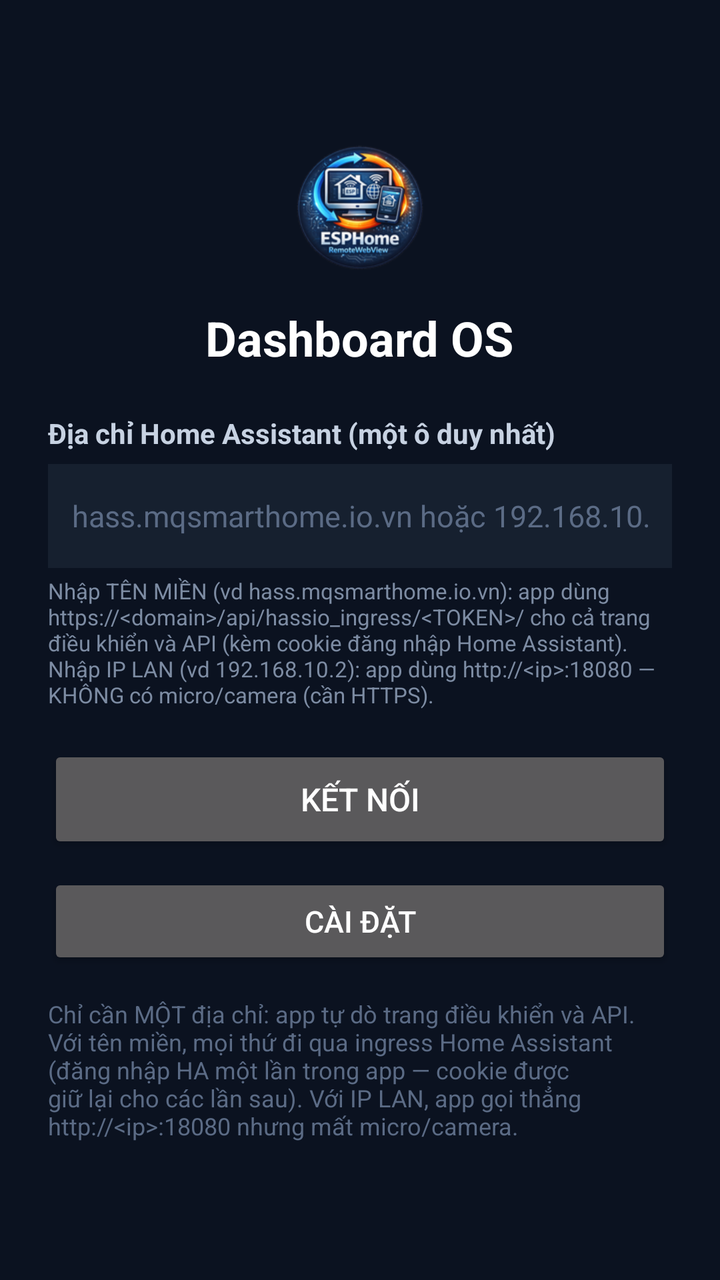
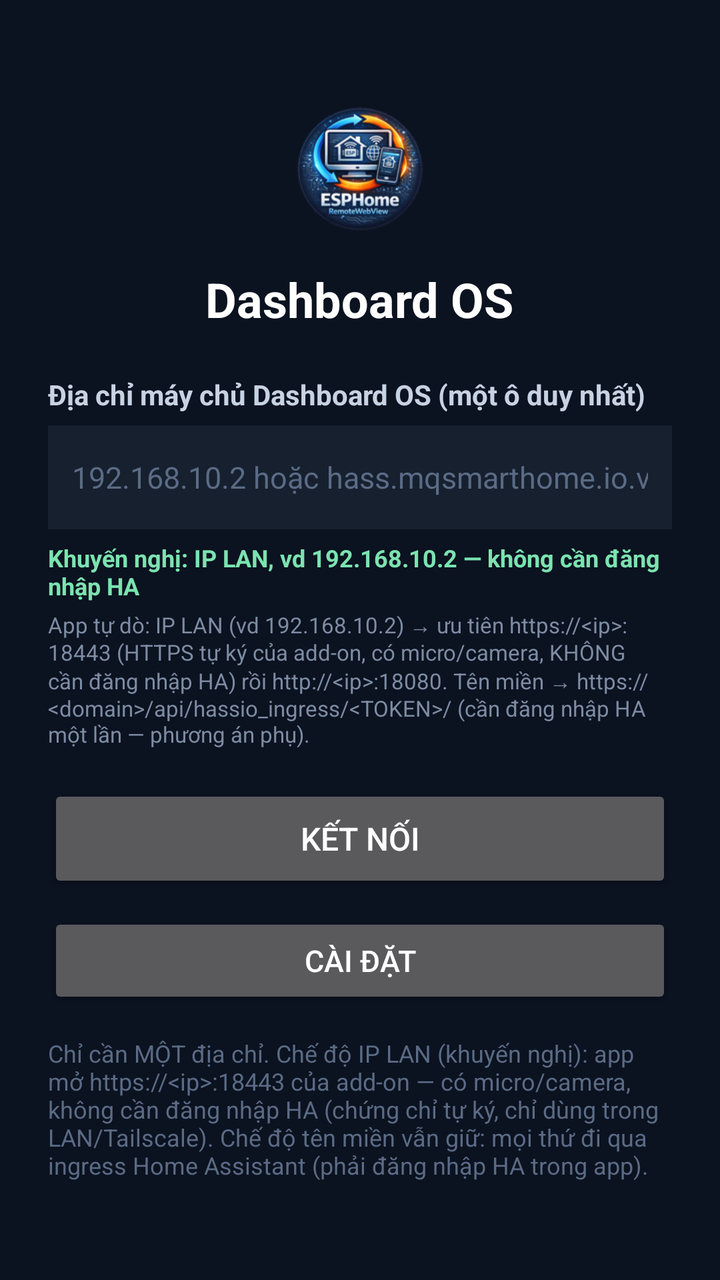

Compare the two renders of this Android layout. The source of the first and the diff that turns it into the second are given below.
<!-- AndroidManifest.xml: application theme AppTheme -->
<!-- res/layout/activity_url.xml -->
<?xml version="1.0" encoding="utf-8"?>
<ScrollView xmlns:android="http://schemas.android.com/apk/res/android"
    android:layout_width="match_parent"
    android:layout_height="match_parent"
    android:background="#FF0B1220"
    android:fillViewport="true">

    <LinearLayout
        android:layout_width="match_parent"
        android:layout_height="wrap_content"
        android:gravity="center"
        android:orientation="vertical"
        android:padding="24dp">

        <ImageView
            android:layout_width="72dp"
            android:layout_height="72dp"
            android:contentDescription="@string/app_name"
            android:src="@mipmap/ic_launcher" />

        <TextView
            android:layout_width="wrap_content"
            android:layout_height="wrap_content"
            android:layout_marginTop="12dp"
            android:text="@string/app_name"
            android:textColor="#FFFFFFFF"
            android:textSize="24sp"
            android:textStyle="bold" />

        
        <TextView
            android:layout_width="match_parent"
            android:layout_height="wrap_content"
            android:layout_marginTop="22dp"
            android:text="@string/url_hint_web"
            android:textColor="#FFC7D2E2"
            android:textSize="14sp"
            android:textStyle="bold" />

        <EditText
            android:id="@+id/webInput"
            android:layout_width="match_parent"
            android:layout_height="wrap_content"
            android:layout_marginTop="6dp"
            android:autofillHints="url"
            android:background="#FF16202F"
            android:hint="@string/url_hint_web_example"
            android:imeOptions="actionGo"
            android:inputType="textUri"
            android:maxLines="1"
            android:minHeight="52dp"
            android:padding="12dp"
            android:selectAllOnFocus="true"
            android:textColor="#FFFFFFFF"
            android:textColorHint="#FF5B6B85"
            android:textSize="15sp" />

        <TextView
            android:layout_width="match_parent"
            android:layout_height="wrap_content"
            android:layout_marginTop="4dp"
            android:text="@string/url_web_hint"
            android:textColor="#FF7D8CA3"
            android:textSize="11sp" />

        
        <TextView
            android:id="@+id/urlStatus"
            android:layout_width="match_parent"
            android:layout_height="wrap_content"
            android:layout_marginTop="12dp"
            android:lineSpacingExtra="2dp"
            android:textColor="#FF9AA7BD"
            android:textIsSelectable="true"
            android:textSize="12sp"
            android:visibility="gone" />

        <Button
            android:id="@+id/connectButton"
            android:layout_width="match_parent"
            android:layout_height="wrap_content"
            android:layout_marginTop="18dp"
            android:minHeight="54dp"
            android:text="@string/action_connect"
            android:textSize="16sp" />

        
        <Button
            android:id="@+id/settingsButton"
            android:layout_width="match_parent"
            android:layout_height="wrap_content"
            android:layout_marginTop="10dp"
            android:minHeight="48dp"
            android:text="@string/action_settings"
            android:textSize="15sp" />

        <TextView
            android:layout_width="match_parent"
            android:layout_height="wrap_content"
            android:layout_marginTop="14dp"
            android:text="@string/url_footer"
            android:textColor="#FF5B6B85"
            android:textSize="12sp" />

    </LinearLayout>
</ScrollView>
<!-- resources referenced by this layout -->
<resources>
  <!-- mipmap ic_launcher: png bitmap (mipmap-hdpi, 10210 bytes) -->
  <string name="action_connect">Kết nối</string>
  <string name="action_settings">Cài đặt</string>
  <string name="app_name">Dashboard OS</string>
  <string name="url_footer">Chỉ cần MỘT địa chỉ: app tự dò trang điều khiển và API. Với tên miền, mọi thứ đi qua ingress Home Assistant (đăng nhập HA một lần trong app — cookie được giữ lại cho các lần sau). Với IP LAN, app gọi thẳng http://&lt;ip&gt;:18080 nhưng mất micro/camera.</string>
  <string name="url_hint_web">Địa chỉ Home Assistant (một ô duy nhất)</string>
  <string name="url_hint_web_example">hass.mqsmarthome.io.vn hoặc 192.168.10.2</string>
  <string name="url_web_hint">Nhập TÊN MIỀN (vd hass.mqsmarthome.io.vn): app dùng https://&lt;domain&gt;/api/hassio_ingress/&lt;TOKEN&gt;/ cho cả trang điều khiển và API (kèm cookie đăng nhập Home Assistant). Nhập IP LAN (vd 192.168.10.2): app dùng http://&lt;ip&gt;:18080 — KHÔNG có micro/camera (cần HTTPS).</string>
  <style name="AppTheme" parent="@android:style/Theme.Material.NoActionBar">
          <item name="android:windowBackground">#FF0B1220</item>
      </style>
</resources>

<!-- the commit's change to res/layout/activity_url.xml (unified diff, before → after) -->
@@ -55,6 +55,16 @@
             android:textColorHint="#FF5B6B85"
             android:textSize="15sp" />
 
+        
+        <TextView
+            android:layout_width="match_parent"
+            android:layout_height="wrap_content"
+            android:layout_marginTop="6dp"
+            android:text="@string/url_web_recommend"
+            android:textColor="#FF7BE3B0"
+            android:textSize="12sp"
+            android:textStyle="bold" />
+
         <TextView
             android:layout_width="match_parent"
             android:layout_height="wrap_content"
<!-- resource entries referenced after the edit -->
@@ -4,10 +4,11 @@
   <string name="action_connect">Kết nối</string>
   <string name="action_settings">Cài đặt</string>
   <string name="app_name">Dashboard OS</string>
-  <string name="url_footer">Chỉ cần MỘT địa chỉ: app tự dò trang điều khiển và API. Với tên miền, mọi thứ đi qua ingress Home Assistant (đăng nhập HA một lần trong app — cookie được giữ lại cho các lần sau). Với IP LAN, app gọi thẳng http://&lt;ip&gt;:18080 nhưng mất micro/camera.</string>
-  <string name="url_hint_web">Địa chỉ Home Assistant (một ô duy nhất)</string>
-  <string name="url_hint_web_example">hass.mqsmarthome.io.vn hoặc 192.168.10.2</string>
-  <string name="url_web_hint">Nhập TÊN MIỀN (vd hass.mqsmarthome.io.vn): app dùng https://&lt;domain&gt;/api/hassio_ingress/&lt;TOKEN&gt;/ cho cả trang điều khiển và API (kèm cookie đăng nhập Home Assistant). Nhập IP LAN (vd 192.168.10.2): app dùng http://&lt;ip&gt;:18080 — KHÔNG có micro/camera (cần HTTPS).</string>
+  <string name="url_footer">Chỉ cần MỘT địa chỉ. Chế độ IP LAN (khuyến nghị): app mở https://&lt;ip&gt;:18443 của add-on — có micro/camera, không cần đăng nhập HA (chứng chỉ tự ký, chỉ dùng trong LAN/Tailscale). Chế độ tên miền vẫn giữ: mọi thứ đi qua ingress Home Assistant (phải đăng nhập HA trong app).</string>
+  <string name="url_hint_web">Địa chỉ máy chủ Dashboard OS (một ô duy nhất)</string>
+  <string name="url_hint_web_example">192.168.10.2 hoặc hass.mqsmarthome.io.vn</string>
+  <string name="url_web_hint">App tự dò: IP LAN (vd 192.168.10.2) → ưu tiên https://&lt;ip&gt;:18443 (HTTPS tự ký của add-on, có micro/camera, KHÔNG cần đăng nhập HA) rồi http://&lt;ip&gt;:18080. Tên miền → https://&lt;domain&gt;/api/hassio_ingress/&lt;TOKEN&gt;/ (cần đăng nhập HA một lần — phương án phụ).</string>
+  <string name="url_web_recommend">Khuyến nghị: IP LAN, vd 192.168.10.2 — không cần đăng nhập HA</string>
   <style name="AppTheme" parent="@android:style/Theme.Material.NoActionBar">
           <item name="android:windowBackground">#FF0B1220</item>
       </style>
